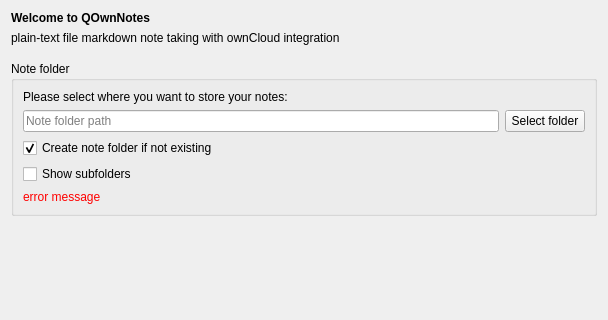
First picture: the form in src/dialogs/welcomedialog.ui, repository pbek/QOwnNotes, before the edit; both pictures show x 0 to 608 and y 0 to 320 of the 608 by 458 pixel window.
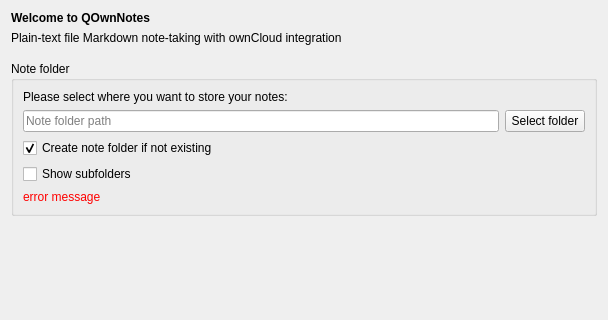
Second picture: the form after the edit. Icons and pictures are not drawn. Custom widgets are drawn as their Qt base class.

Commit message: fix: "Markdown" text-case

What changed in the file:
```diff
--- a/src/dialogs/welcomedialog.ui
+++ b/src/dialogs/welcomedialog.ui
@@ -21,7 +21,7 @@
    <item row="1" column="0">
     <widget class="QLabel" name="subHeadlineLabel">
      <property name="text">
-      <string>plain-text file markdown note taking with ownCloud integration</string>
+      <string>Plain-text file Markdown note-taking with ownCloud integration</string>
      </property>
      <property name="wordWrap">
       <bool>true</bool>
```
The commit also changes 15 other files.
